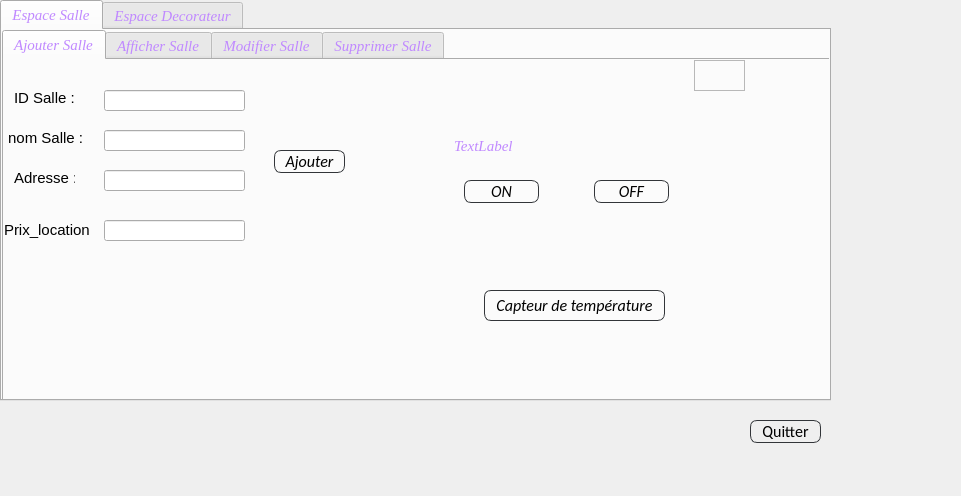
Qt form gestion_de_salle.ui (loremipsum2A/Smart_Wedding_2A10) before a commit.
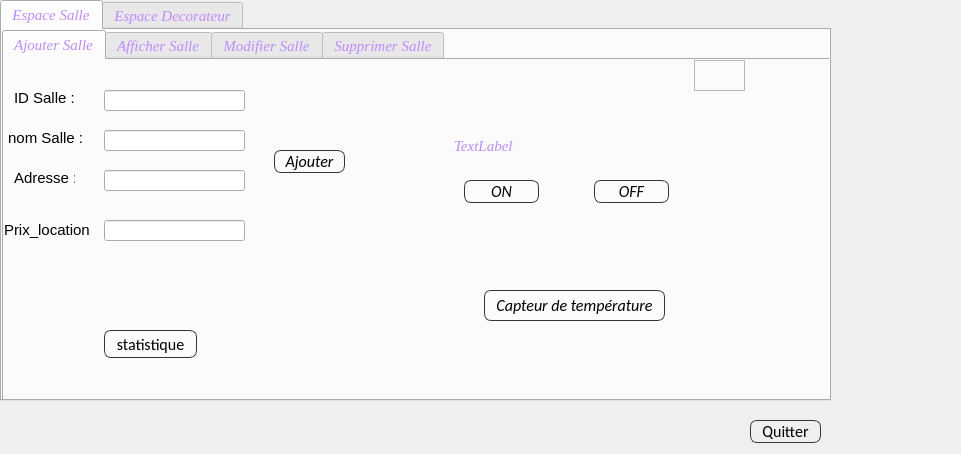
The same form after that commit. Icons and pictures are not drawn.

The edit to the form file:
```diff
--- a/gestion_de_salle.ui
+++ b/gestion_de_salle.ui
@@ -7,7 +7,7 @@
     <x>0</x>
     <y>0</y>
     <width>961</width>
-    <height>496</height>
+    <height>454</height>
    </rect>
   </property>
   <property name="windowTitle">
@@ -502,6 +502,46 @@
         <string>Capteur de température</string>
        </property>
       </widget>
+      <widget class="QPushButton" name="pushButton_2">
+       <property name="geometry">
+        <rect>
+         <x>100</x>
+         <y>270</y>
+         <width>93</width>
+         <height>28</height>
+        </rect>
+       </property>
+       <property name="styleSheet">
+        <string notr="true">QPushButton
+{
+	background: transparent;
+	border-style:solid;
+	border-radius:7px;
+	border-width:1px;
+border-color: rgb(50, 53, 57);
+	color:rgb(0,0,0);
+	font-size:16px;
+font-family:Calibri;
+}
+
+QPushButton:hover
+{
+	background-color: #00000000;
+	border-color: rgb(30, 227, 0);
+	/*color:rgb(30, 227, 0);*/
+}
+
+QPushButton:focus
+{
+	background-color:  rgb(30, 227, 0);
+	border-color: rgba(30, 227, 0,0);
+	color:rgb(255, 255, 255);
+}</string>
+       </property>
+       <property name="text">
+        <string>statistique</string>
+       </property>
+      </widget>
      </widget>
      <widget class="QWidget" name="Affichr_salle">
       <attribute name="title">
```
